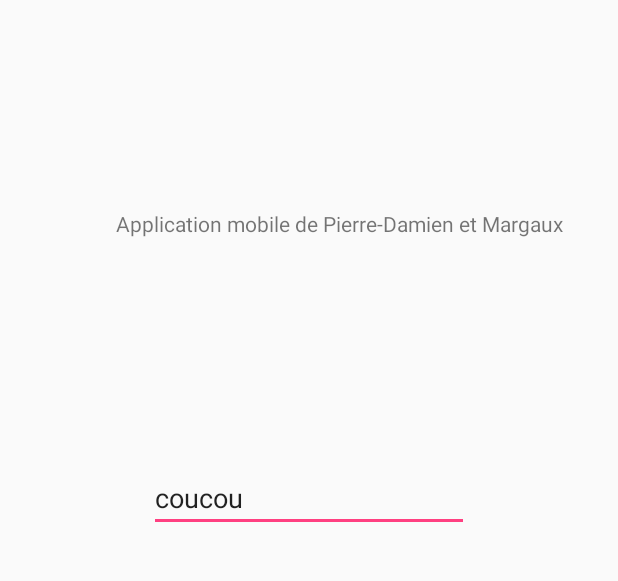
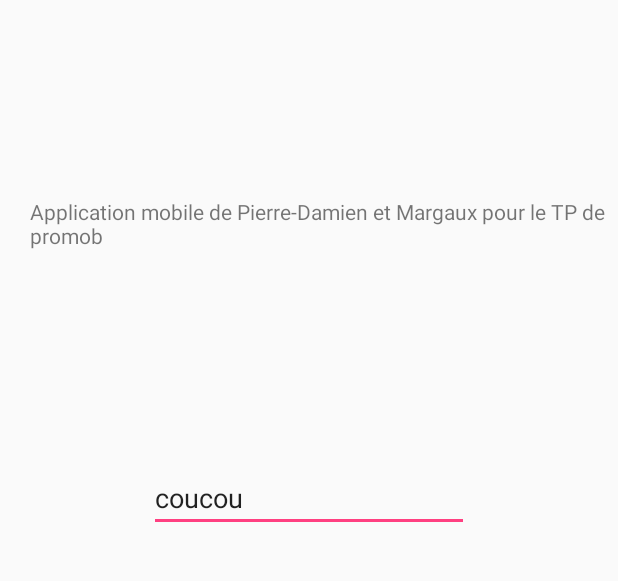
Before and after one commit to projetpromob/toucan, an Android app: the screen it shows after launch (MainActivity), on a phone screen of 412 x 824 dp, the part 162-743 px from its top. Run offline under Robolectric (Android 15) with nearby library versions, the phone set to English and light mode, and no system bars.

Commit message:
test commit

```diff
--- a/app/src/main/res/layout/activity_main.xml
+++ b/app/src/main/res/layout/activity_main.xml
@@ -40,7 +40,7 @@
         android:layout_marginEnd="36dp"
         android:layout_marginRight="36dp"
         android:layout_marginBottom="110dp"
-        android:text="Application mobile de Pierre-Damien et Margaux"
+        android:text="Application mobile de Pierre-Damien et Margaux pour le TP de promob"
         app:layout_constraintBottom_toTopOf="@+id/editText"
         app:layout_constraintEnd_toEndOf="parent"
         app:layout_constraintStart_toStartOf="parent"
```
